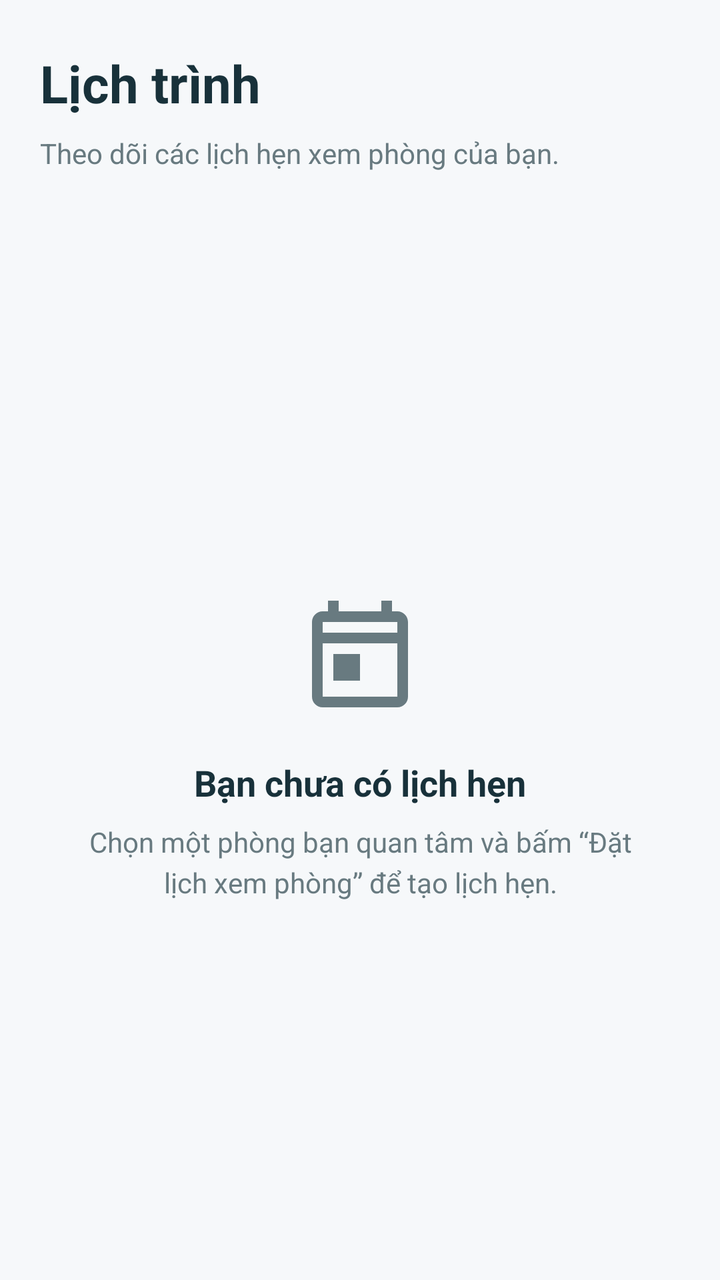
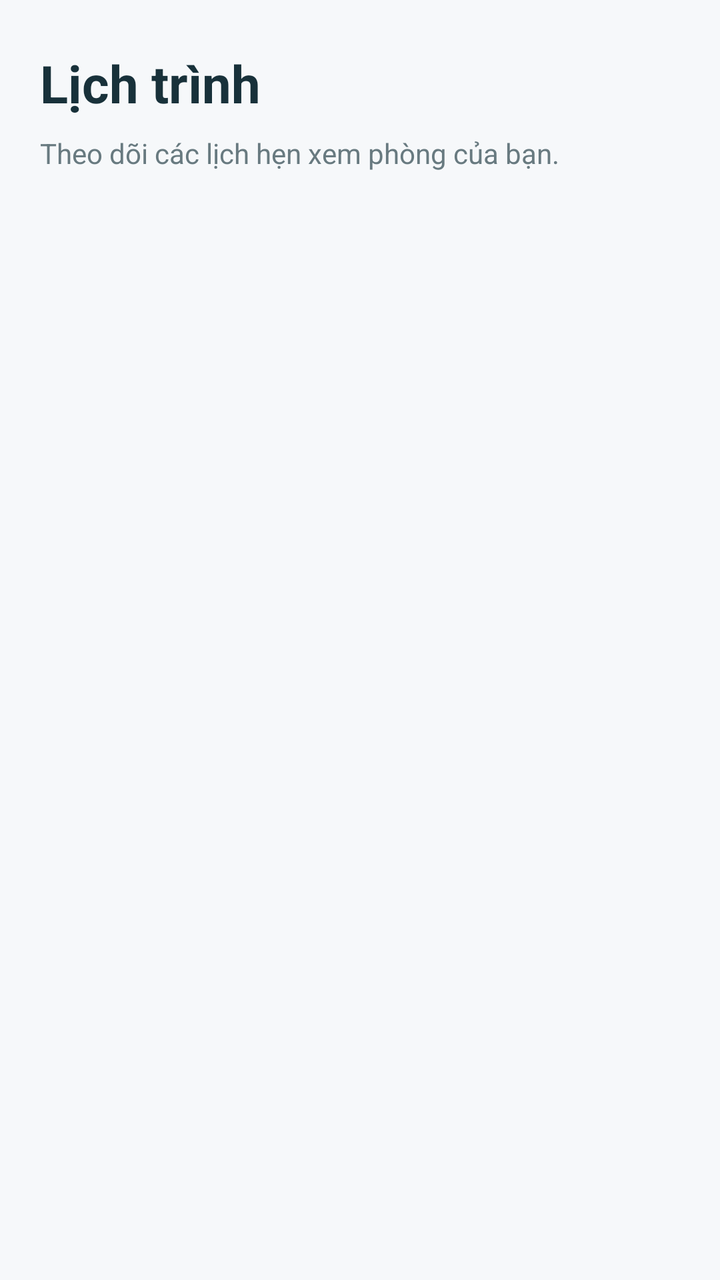

An Android layout rendered at two revisions. The XML below is the earlier revision; the diff shows what the commit changed to produce the second picture.
<!-- AndroidManifest.xml: application theme Theme.ROOMLY -->
<!-- res/layout/fragment_schedule.xml -->
<?xml version="1.0" encoding="utf-8"?>
<LinearLayout
    xmlns:android="http://schemas.android.com/apk/res/android"
    android:layout_width="match_parent"
    android:layout_height="match_parent"
    android:orientation="vertical"
    android:background="@color/roomly_background"
    android:paddingStart="20dp"
    android:paddingEnd="20dp">

    
    <TextView
        android:layout_width="match_parent"
        android:layout_height="wrap_content"
        android:layout_marginTop="24dp"
        android:text="Lịch trình"
        android:textColor="@color/roomly_text_primary"
        android:textSize="26sp"
        android:textStyle="bold" />

    <TextView
        android:layout_width="match_parent"
        android:layout_height="wrap_content"
        android:layout_marginTop="8dp"
        android:text="Theo dõi các lịch hẹn xem phòng của bạn."
        android:textColor="@color/roomly_text_secondary"
        android:textSize="14sp" />

    
    <FrameLayout
        android:layout_width="match_parent"
        android:layout_height="0dp"
        android:layout_weight="1"
        android:layout_marginTop="20dp">

        <androidx.recyclerview.widget.RecyclerView
            android:id="@+id/rv_appointments"
            android:layout_width="match_parent"
            android:layout_height="match_parent"
            android:paddingBottom="16dp"
            android:clipToPadding="false"
            android:scrollbars="vertical"
            android:visibility="gone" />

        
        <LinearLayout
            android:id="@+id/layout_schedule_empty"
            android:layout_width="match_parent"
            android:layout_height="match_parent"
            android:orientation="vertical"
            android:gravity="center"
            android:padding="24dp">

            <ImageView
                android:layout_width="64dp"
                android:layout_height="64dp"
                android:src="@drawable/ic_calendar"
                android:importantForAccessibility="no" />

            <TextView
                android:layout_width="match_parent"
                android:layout_height="wrap_content"
                android:layout_marginTop="20dp"
                android:gravity="center"
                android:text="Bạn chưa có lịch hẹn"
                android:textColor="@color/roomly_text_primary"
                android:textSize="18sp"
                android:textStyle="bold" />

            <TextView
                android:layout_width="match_parent"
                android:layout_height="wrap_content"
                android:layout_marginTop="8dp"
                android:gravity="center"
                android:text="Chọn một phòng bạn quan tâm và bấm “Đặt lịch xem phòng” để tạo lịch hẹn."
                android:textColor="@color/roomly_text_secondary"
                android:textSize="14sp"
                android:lineSpacingExtra="4dp" />

        </LinearLayout>

    </FrameLayout>

</LinearLayout>
<!-- resources referenced by this layout -->
<resources>
  <color name="roomly_background">#F6F8FA</color>
  <color name="roomly_text_primary">#18313A</color>
  <color name="roomly_text_secondary">#687A80</color>
  <!-- drawable ic_calendar (drawable) -->
  <?xml version="1.0" encoding="utf-8"?>
  <vector xmlns:android="http://schemas.android.com/apk/res/android"
      android:width="24dp"
      android:height="24dp"
      android:viewportWidth="24"
      android:viewportHeight="24">
  
      <path
          android:fillColor="@color/roomly_text_secondary"
          android:pathData="M19,4h-1V2h-2v2H8V2H6v2H5c-1.1,0 -2,0.9 -2,2v14c0,1.1 0.9,2 2,2h14c1.1,0 2,-0.9 2,-2V6c0,-1.1 -0.9,-2 -2,-2zM19,20H5V10h14v10zM19,8H5V6h14v2zM7,12h5v5H7z" />
  
  </vector>
  <style name="Theme.ROOMLY" parent="Base.Theme.ROOMLY" />
  <style name="Base.Theme.ROOMLY" parent="Theme.Material3.DayNight.NoActionBar">
          
          
      </style>
</resources>

<!-- the commit's change to res/layout/fragment_schedule.xml (unified diff, before → after) -->
@@ -33,6 +33,7 @@
         android:layout_weight="1"
         android:layout_marginTop="20dp">
 
+        
         <androidx.recyclerview.widget.RecyclerView
             android:id="@+id/rv_appointments"
             android:layout_width="match_parent"
@@ -49,7 +50,8 @@
             android:layout_height="match_parent"
             android:orientation="vertical"
             android:gravity="center"
-            android:padding="24dp">
+            android:padding="24dp"
+            android:visibility="gone">
 
             <ImageView
                 android:layout_width="64dp"
@@ -79,6 +81,64 @@
 
         </LinearLayout>
 
+        
+        <ScrollView
+            android:id="@+id/layout_schedule_access"
+            android:layout_width="match_parent"
+            android:layout_height="match_parent"
+            android:fillViewport="true"
+            android:visibility="gone">
+
+            <LinearLayout
+                android:layout_width="match_parent"
+                android:layout_height="wrap_content"
+                android:orientation="vertical"
+                android:gravity="center"
+                android:padding="24dp">
+
+                <ImageView
+                    android:layout_width="64dp"
+                    android:layout_height="64dp"
+                    android:src="@drawable/ic_calendar"
+                    android:importantForAccessibility="no" />
+
+                <TextView
+                    android:id="@+id/tv_schedule_access_title"
+                    android:layout_width="match_parent"
+                    android:layout_height="wrap_content"
+                    android:layout_marginTop="20dp"
+                    android:gravity="center"
+                    android:text="Đăng nhập để xem lịch trình"
+                    android:textColor="@color/roomly_text_primary"
+                    android:textSize="18sp"
+                    android:textStyle="bold" />
+
+                <TextView
+                    android:id="@+id/tv_schedule_access_description"
+                    android:layout_width="match_parent"
+                    android:layout_height="wrap_content"
+                    android:layout_marginTop="8dp"
+                    android:gravity="center"
+                    android:text="Đăng nhập để theo dõi và quản lý các lịch hẹn xem phòng của bạn."
+                    android:textColor="@color/roomly_text_secondary"
+                    android:textSize="14sp"
+                    android:lineSpacingExtra="4dp" />
+
+                <com.google.android.material.button.MaterialButton
+                    android:id="@+id/btn_schedule_login"
+                    android:layout_width="match_parent"
+                    android:layout_height="wrap_content"
+                    android:minHeight="48dp"
+                    android:layout_marginTop="24dp"
+                    android:text="Đăng nhập"
+                    android:textAllCaps="false"
+                    android:textColor="@color/roomly_surface"
+                    android:backgroundTint="@color/roomly_primary" />
+
+            </LinearLayout>
+
+        </ScrollView>
+
     </FrameLayout>
 
 </LinearLayout>
<!-- resource entries referenced after the edit -->
@@ -1,6 +1,8 @@
 <!-- resources referenced by this layout -->
 <resources>
   <color name="roomly_background">#F6F8FA</color>
+  <color name="roomly_primary">#087D79</color>
+  <color name="roomly_surface">#FFFFFF</color>
   <color name="roomly_text_primary">#18313A</color>
   <color name="roomly_text_secondary">#687A80</color>
   <!-- drawable ic_calendar (drawable) -->
